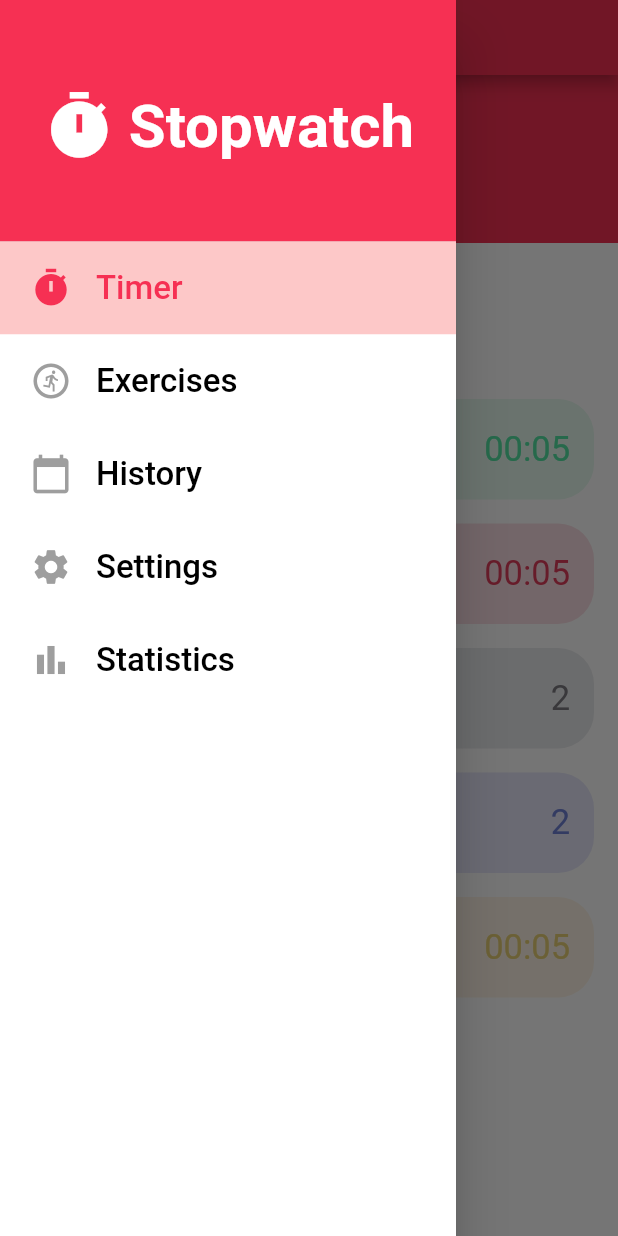
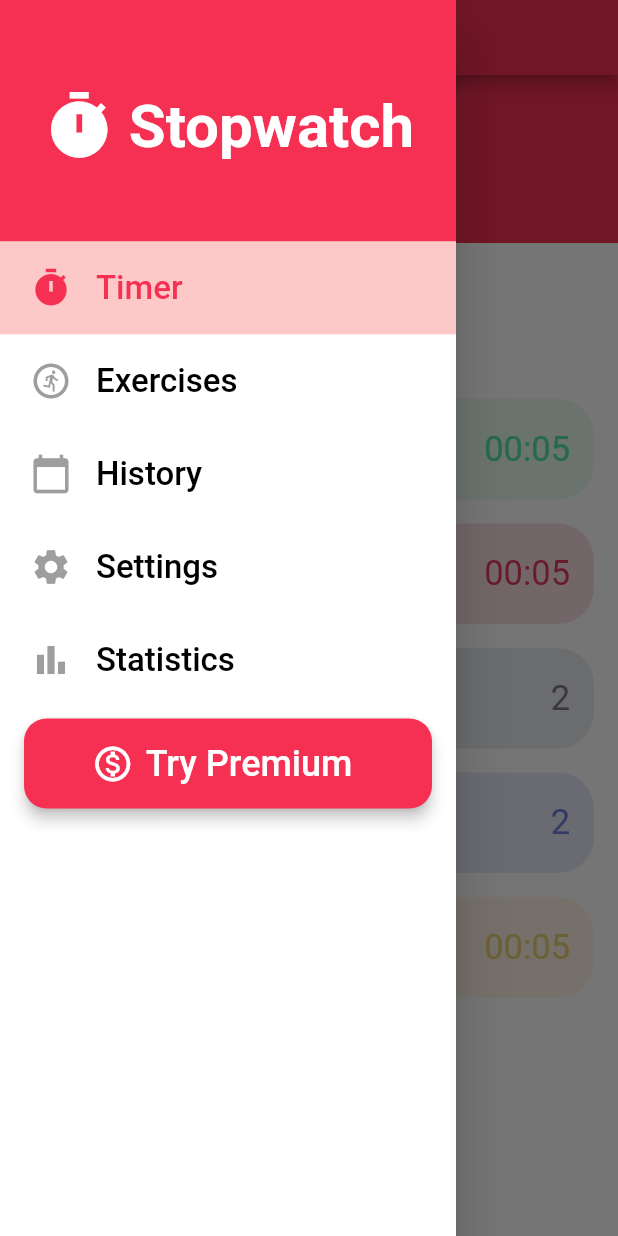
Before and after one commit to AlexPham19/Exercise_Timer_App, a Flutter app: the screen it shows after launch, with the side drawer open, on a phone screen of 412 x 824 dp. Run offline on Flutter 3.47's test engine with Material 2 defaults, Android fonts, the phone set to English and light mode, and no system bars; our stand-ins replace flutter_local_notifications, flutter_native_timezone, flutter_tts, hive, hive_flutter, just_audio and 1 more; missing offline and left inert: flutter_material_pickers; accounts and stored records are empty.

Commit message:
Restore Premium page navigation

```diff
--- a/lib/widgets/drawer.dart
+++ b/lib/widgets/drawer.dart
@@ -88,37 +88,37 @@ class MaterialDrawer extends StatelessWidget {
                       //     icon: Icons.attach_money,
                       //     route: '/promotions',
                       //     currentRoute: currentRoute),
-                      // Align(
-                      //   alignment: FractionalOffset.bottomCenter,
-                      //   child: Container(
-                      //     margin: EdgeInsets.only(top: 8),
-                      //     padding: EdgeInsets.only(bottom: 32, left: 16, right: 16),
-                      //     child: ElevatedButton(
-                      //         onPressed: () {
-                      //           Navigator.pushNamed(context, '/try-premium');
-                      //         },
-                      //         style: ElevatedButton.styleFrom(
-                      //           primary: Themes.appBarTheme,
-                      //           elevation: 4.0,
-                      //           padding: EdgeInsets.all(8.0),
-                      //           shape: RoundedRectangleBorder(borderRadius: BorderRadius.circular(15)),
-                      //         ),
-                      //         child: Row(
-                      //           mainAxisAlignment: MainAxisAlignment.center,
-                      //           children: [
-                      //             Icon(
-                      //               Icons.monetization_on_outlined,
-                      //               size: 28.0,
-                      //             ),
-                      //             Container(
-                      //               padding: EdgeInsets.symmetric(horizontal: 8.0, vertical: 8),
-                      //               child: Text('Try Premium',
-                      //                   style: TextStyle(fontSize: 24.0)),
-                      //             ),
-                      //           ],
-                      //         )),
-                      //   ),
-                      // )
+                      Align(
+                        alignment: FractionalOffset.bottomCenter,
+                        child: Container(
+                          margin: EdgeInsets.only(top: 8),
+                          padding: EdgeInsets.only(bottom: 32, left: 16, right: 16),
+                          child: ElevatedButton(
+                              onPressed: () {
+                                Navigator.pushNamed(context, '/try-premium');
+                              },
+                              style: ElevatedButton.styleFrom(
+                                primary: Themes.appBarTheme,
+                                elevation: 4.0,
+                                padding: EdgeInsets.all(8.0),
+                                shape: RoundedRectangleBorder(borderRadius: BorderRadius.circular(15)),
+                              ),
+                              child: Row(
+                                mainAxisAlignment: MainAxisAlignment.center,
+                                children: [
+                                  Icon(
+                                    Icons.monetization_on_outlined,
+                                    size: 28.0,
+                                  ),
+                                  Container(
+                                    padding: EdgeInsets.symmetric(horizontal: 8.0, vertical: 8),
+                                    child: Text('Try Premium',
+                                        style: TextStyle(fontSize: 24.0)),
+                                  ),
+                                ],
+                              )),
+                        ),
+                      )
                     ],
                   ),
                 ),
```
